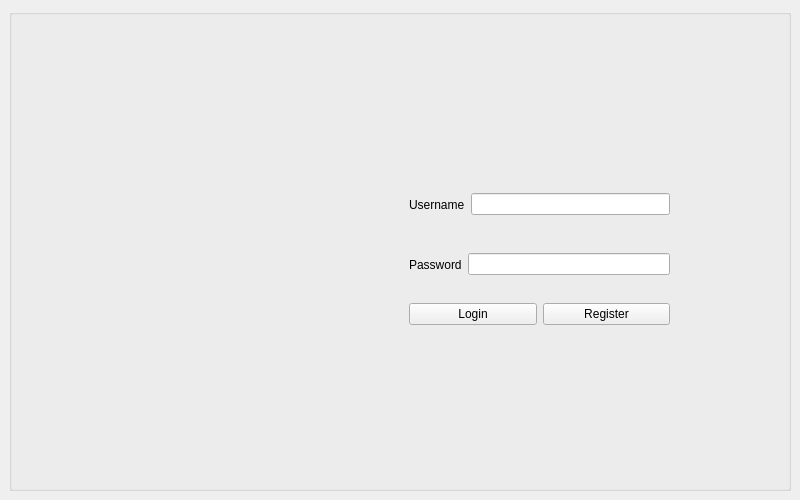
The window that ui/mainwindow.ui (llauret-iut90/BeretPass) describes before a commit, drawn with Qt 5.
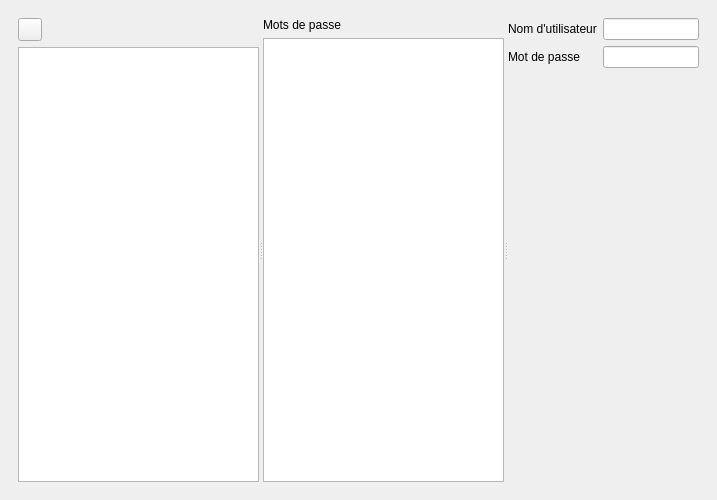
The same window after the commit. Icons and pictures are not drawn.

Commit message: ajout de QStackedWidget pour gérer plusieurs pages vérification de mot de passe (faudra mettre une bdd) et interface très médiocre du password manager

```diff
--- a/ui/mainwindow.ui
+++ b/ui/mainwindow.ui
@@ -6,7 +6,7 @@
    <rect>
     <x>0</x>
     <y>0</y>
-    <width>800</width>
+    <width>717</width>
     <height>500</height>
    </rect>
   </property>
@@ -16,10 +16,11 @@
   <widget class="QWidget" name="centralWidget">
    <layout class="QHBoxLayout" name="horizontalLayout">
     <item>
-     <widget class="QGroupBox" name="groupBox">
-      <property name="title">
-       <string/>
+     <widget class="QStackedWidget" name="stackedWidget">
+      <property name="currentIndex">
+       <number>1</number>
       </property>
+      <widget class="QWidget" name="loginPage1">
       <widget class="QWidget" name="horizontalLayoutWidget">
        <property name="geometry">
         <rect>
@@ -29,16 +30,16 @@
          <height>51</height>
         </rect>
        </property>
-       <layout class="QHBoxLayout" name="horizontalLayout_2">
+        <layout class="QHBoxLayout" name="Username">
         <item>
-         <widget class="QLabel" name="label">
+          <widget class="QLabel" name="labelUsername">
           <property name="text">
            <string>Username</string>
           </property>
          </widget>
         </item>
         <item>
-         <widget class="QLineEdit" name="lineEdit">
+          <widget class="QLineEdit" name="inputUsername">
           <property name="text">
            <string/>
           </property>
@@ -55,16 +56,16 @@
          <height>51</height>
         </rect>
        </property>
-       <layout class="QHBoxLayout" name="horizontalLayout_4">
+        <layout class="QHBoxLayout" name="Password">
         <item>
-         <widget class="QLabel" name="label_2">
+          <widget class="QLabel" name="labelPassword">
           <property name="text">
            <string>Password</string>
           </property>
          </widget>
         </item>
         <item>
-         <widget class="QLineEdit" name="lineEdit_2">
+          <widget class="QLineEdit" name="inputPassword">
           <property name="echoMode">
            <enum>QLineEdit::Password</enum>
           </property>
@@ -81,16 +82,16 @@
          <height>31</height>
         </rect>
        </property>
-       <layout class="QHBoxLayout" name="horizontalLayout_5">
+        <layout class="QHBoxLayout" name="ActionsButtons">
         <item>
-         <widget class="QPushButton" name="pushButton_2">
+          <widget class="QPushButton" name="Login">
           <property name="text">
            <string>Login</string>
           </property>
          </widget>
         </item>
         <item>
-         <widget class="QPushButton" name="pushButton">
+          <widget class="QPushButton" name="Register">
           <property name="text">
            <string>Register</string>
           </property>
@@ -113,6 +114,75 @@
        <property name="pixmap">
         <pixmap>:/img/img/BeretPassLogo.png</pixmap>
        </property>
+       </widget>
+      </widget>
+      <widget class="QWidget" name="passWordListPage2">
+       <layout class="QHBoxLayout" name="mainLayout">
+        <item>
+         <widget class="QSplitter" name="splitter">
+          <property name="orientation">
+           <enum>Qt::Horizontal</enum>
+          </property>
+          <widget class="QWidget" name="categoriesColumn">
+           <layout class="QVBoxLayout" name="categoriesLayout">
+            <item>
+             <widget class="QToolButton" name="burgerMenuButton">
+              <property name="icon">
+               <iconset>
+                <normaloff>:/icons/burger_menu_icon.png</normaloff>:/icons/burger_menu_icon.png</iconset>
+              </property>
+             </widget>
+            </item>
+            <item>
+             <widget class="QListWidget" name="categoriesList"/>
+            </item>
+           </layout>
+          </widget>
+          <widget class="QWidget" name="passwordsColumn">
+           <layout class="QVBoxLayout" name="passwordsLayout">
+            <item>
+             <widget class="QLabel" name="passwordsLabel">
+              <property name="text">
+               <string>Mots de passe</string>
+              </property>
+             </widget>
+            </item>
+            <item>
+             <widget class="QListWidget" name="passwordsList"/>
+            </item>
+           </layout>
+          </widget>
+          <widget class="QWidget" name="detailsColumn">
+           <layout class="QFormLayout" name="detailsLayout">
+            <item row="0" column="0">
+             <widget class="QLabel" name="usernameLabel">
+              <property name="text">
+               <string>Nom d'utilisateur</string>
+              </property>
+             </widget>
+            </item>
+            <item row="0" column="1">
+             <widget class="QLineEdit" name="usernameDetail"/>
+            </item>
+            <item row="1" column="0">
+             <widget class="QLabel" name="passwordLabel">
+              <property name="text">
+               <string>Mot de passe</string>
+              </property>
+             </widget>
+            </item>
+            <item row="1" column="1">
+             <widget class="QLineEdit" name="passwordDetail">
+              <property name="echoMode">
+               <enum>QLineEdit::Password</enum>
+              </property>
+             </widget>
+            </item>
+           </layout>
+          </widget>
+         </widget>
+        </item>
+       </layout>
       </widget>
      </widget>
     </item>
```
Lines whose indentation alone changed are shown as unchanged. The commit also changes 28 other files.
